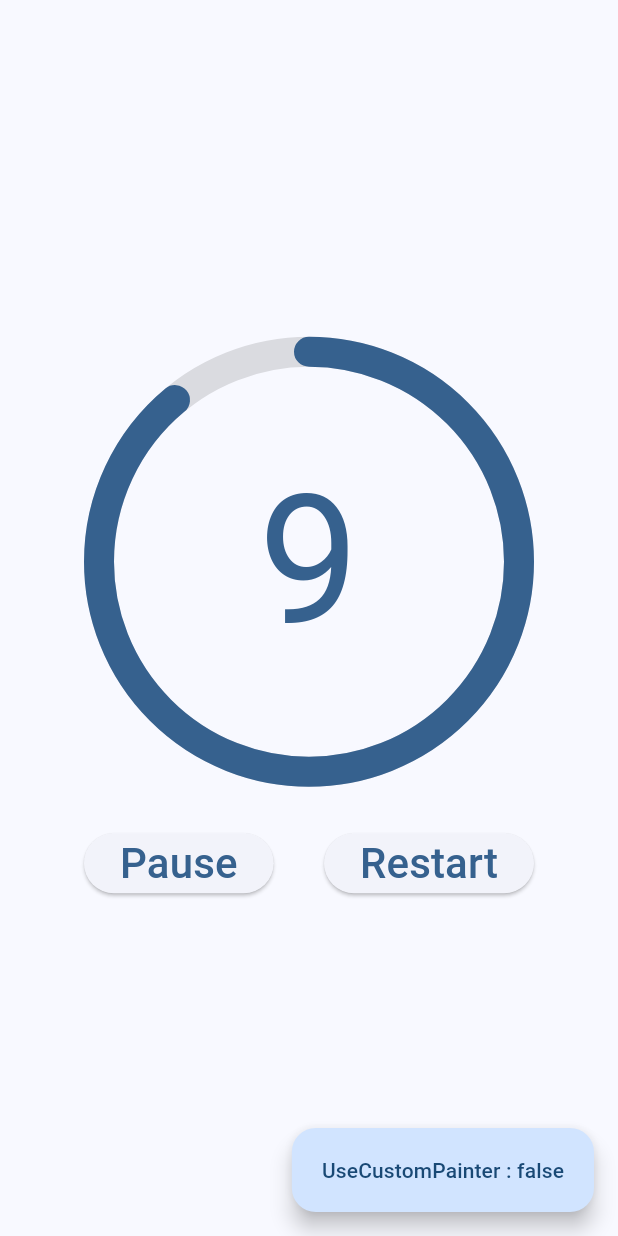
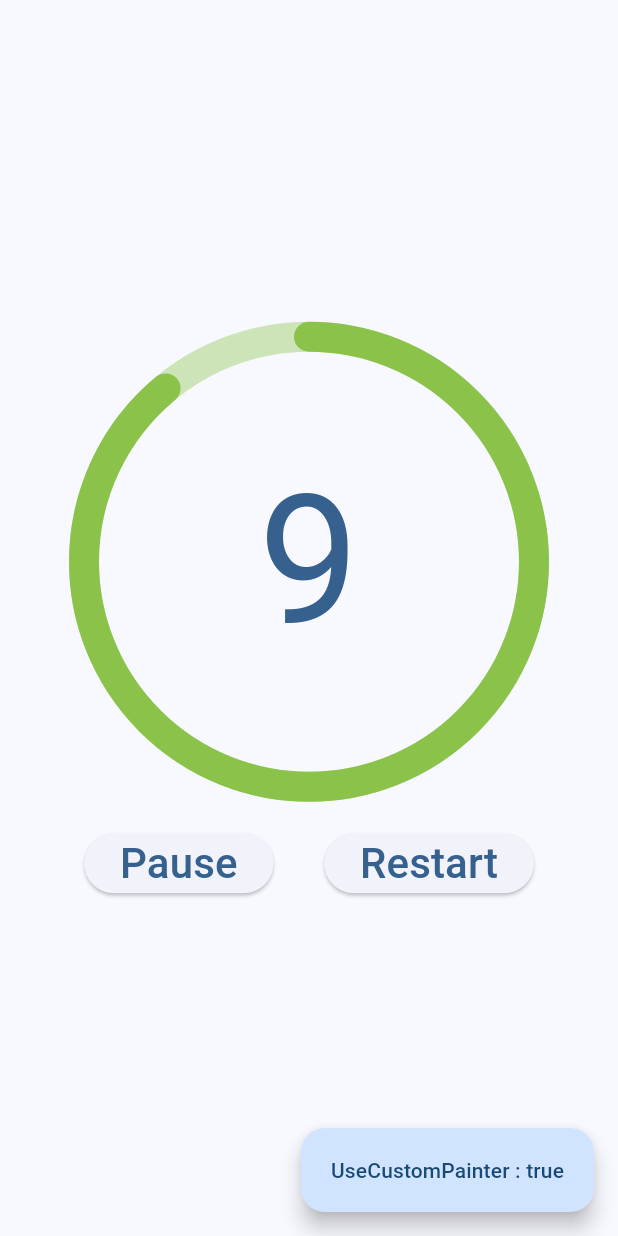
Before and after one commit to smsmsy/c002_radial_countdown_starter, a Flutter app: the screen it shows after launch, after a tap on "Restart", on a phone screen of 412 x 824 dp. Run offline on Flutter 3.47's test engine with Material 3 defaults, Android fonts, the phone set to English and light mode, and no system bars.

Commit message:
CustomPainterによる実装の追記

```diff
--- a/lib/main.dart
+++ b/lib/main.dart
@@ -1,3 +1,5 @@
+import 'dart:math' as math;
+
 import 'package:flutter/material.dart';
 import 'package:flutter/scheduler.dart';
 
@@ -13,7 +15,7 @@ class MainApp extends StatefulWidget {
 }
 
 class _MainAppState extends State<MainApp> {
-  bool useCustomPainter = false;
+  bool useCustomPainter = true;
   @override
   Widget build(BuildContext context) {
     return MaterialApp(
@@ -193,7 +195,6 @@ class TimerCircleWidget extends StatelessWidget {
         value: value,
         strokeWidth: 20,
         strokeCap: StrokeCap.round,
-        strokeAlign: CircularProgressIndicator.strokeAlignInside,
         valueColor: AlwaysStoppedAnimation(Theme.of(context).primaryColor),
         backgroundColor: Theme.of(context).focusColor,
       ),
@@ -215,17 +216,57 @@ class TimerCircleWidgetUseCustomPainter extends StatelessWidget {
   Widget build(BuildContext context) {
     return SizedBox.square(
       dimension: 300,
-      child: SizedBox.square(
-        dimension: 300,
-        child: CircularProgressIndicator(
+      child: CustomPaint(
+        painter: TimerCirclePainter(
+          baseColor: _baseColor,
           value: value,
-          strokeWidth: 20,
-          strokeCap: StrokeCap.round,
-          strokeAlign: CircularProgressIndicator.strokeAlignInside,
-          valueColor: const AlwaysStoppedAnimation(_baseColor),
-          backgroundColor: _baseColor[100],
         ),
       ),
     );
   }
 }
+
+class TimerCirclePainter extends CustomPainter {
+  final Color _baseColor;
+  final double _value;
+
+  TimerCirclePainter({
+    super.repaint,
+    required Color baseColor,
+    required double value,
+  })  : _baseColor = baseColor,
+        _value = value;
+
+  @override
+  void paint(Canvas canvas, Size size) {
+    final paint = Paint()
+      ..color = _baseColor
+      ..strokeCap = StrokeCap.round
+      ..strokeWidth = 20
+      ..style = PaintingStyle.stroke;
+
+    final path = Path()
+      ..addArc(
+        Rect.fromLTRB(0, 0, size.width, size.height),
+        3 * math.pi / 2,
+        2 * math.pi * _value,
+      );
+
+    canvas.drawPath(path, paint);
+
+    paint.color = _baseColor.withAlpha(100);
+
+    canvas.drawCircle(
+      Offset(size.width / 2, size.height / 2),
+      size.height / 2,
+      paint,
+    );
+  }
+
+  @override
+  bool shouldRepaint(TimerCirclePainter oldDelegate) =>
+      oldDelegate._value != _value;
+
+  @override
+  bool shouldRebuildSemantics(TimerCirclePainter oldDelegate) => false;
+}
```
